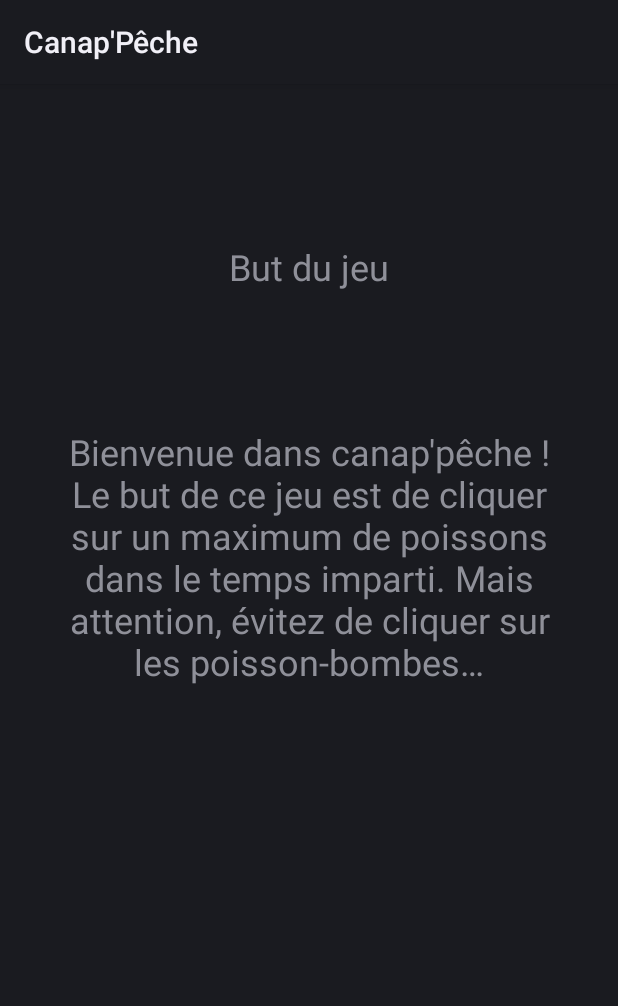
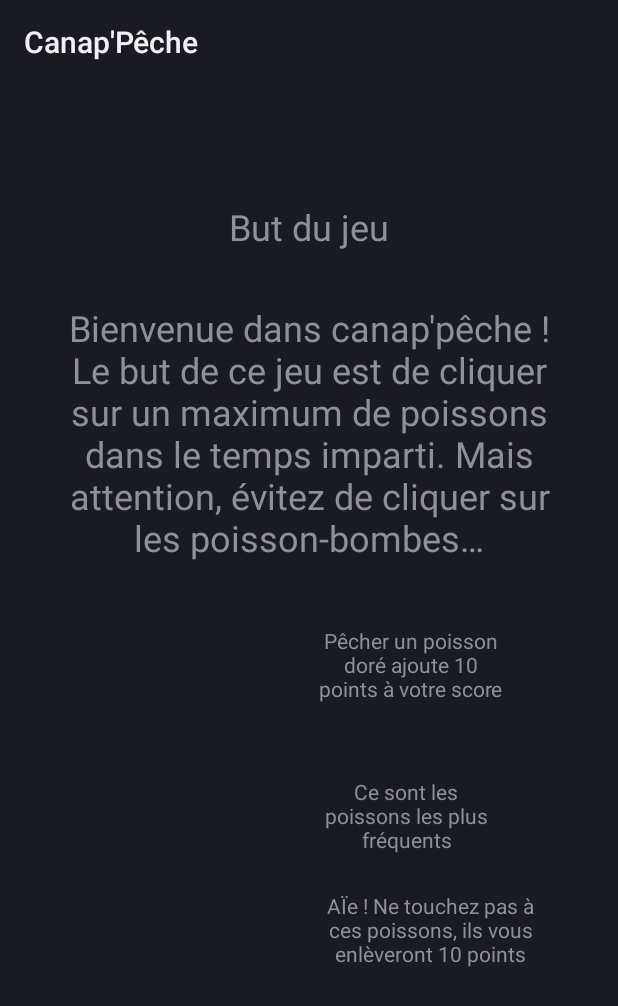
Before and after one commit to Jaden-ccht/app_Android, an Android app: the layout rules.xml on its own in the app's theme, with its tools: preview values and no code run, on a phone screen of 412 x 824 dp. Shown: the top 1006 px of the screen. Run offline under Robolectric (Android 15) with nearby library versions, the phone set to English and light mode, and no system bars.

Commit message:
[CODE] Modifications de l'activity Rules

```diff
--- a/code/app/src/main/java/com/example/myapplication/CustomViewJeu.java
+++ b/code/app/src/main/java/com/example/myapplication/CustomViewJeu.java
@@ -29,13 +29,15 @@ public class CustomViewJeu extends View {
     protected void onDraw(Canvas canvas) {
         super.onDraw(canvas);
         Rect imageBounds = canvas.getClipBounds();
-        Rect fishSize = new Rect(800,650,950,800);
 
         mCustomImage.setBounds(imageBounds);
         mCustomImage.draw(canvas);
 
-        fish.setBounds(fishSize);
-
+        fish.setBounds(createBoundsXY(640,150, 150));
         fish.draw(canvas);
     }
+
+    private Rect createBoundsXY(int x, int y, int fishSize) {
+        return new Rect(x, y, x+ fishSize, y+fishSize);
+    }
 }
--- a/code/app/src/main/res/layout/home.xml
+++ b/code/app/src/main/res/layout/home.xml
@@ -43,10 +43,10 @@
         app:backgroundTint="@color/teal_700"
         app:layout_constraintBottom_toBottomOf="parent"
         app:layout_constraintEnd_toStartOf="@+id/button3"
-        app:layout_constraintHorizontal_bias="0.435"
+        app:layout_constraintHorizontal_bias="0.306"
         app:layout_constraintStart_toStartOf="parent"
         app:layout_constraintTop_toTopOf="parent"
-        app:layout_constraintVertical_bias="0.913" />
+        app:layout_constraintVertical_bias="0.914" />
 
     <Button
         android:id="@+id/button3"
--- a/code/app/src/main/res/layout/rules.xml
+++ b/code/app/src/main/res/layout/rules.xml
@@ -15,18 +15,80 @@
         app:layout_constraintEnd_toEndOf="parent"
         app:layout_constraintStart_toStartOf="parent"
         app:layout_constraintTop_toTopOf="parent"
-        app:layout_constraintVertical_bias="0.143" />
+        app:layout_constraintVertical_bias="0.107" />
 
     <TextView
         android:id="@+id/textView5"
         android:layout_width="329dp"
         android:layout_height="179dp"
+        android:gravity="center"
         android:text="@string/strTuto"
         android:textSize="24sp"
-        android:gravity="center"
         app:layout_constraintBottom_toBottomOf="parent"
         app:layout_constraintEnd_toEndOf="parent"
         app:layout_constraintStart_toStartOf="parent"
         app:layout_constraintTop_toBottomOf="@+id/textView3"
-        app:layout_constraintVertical_bias="0.194" />
+        app:layout_constraintVertical_bias="0.065" />
+
+    <ScrollView
+        android:layout_width="0dp"
+        android:layout_height="0dp"
+        app:layout_constraintBottom_toBottomOf="parent"
+        app:layout_constraintEnd_toEndOf="parent"
+        app:layout_constraintHorizontal_bias="0.0"
+        app:layout_constraintStart_toStartOf="parent"
+        app:layout_constraintTop_toBottomOf="@+id/textView5"
+        app:layout_constraintVertical_bias="0.0">
+
+        <androidx.constraintlayout.widget.ConstraintLayout
+            android:layout_width="match_parent"
+            android:layout_height="match_parent">
+
+            <TextView
+                android:id="@+id/textView7"
+                android:layout_width="126dp"
+                android:layout_height="74dp"
+                android:gravity="center"
+                android:paddingTop="10dp"
+                android:paddingBottom="10dp"
+                android:text="@string/gold_fish_rule"
+                app:layout_constraintBottom_toBottomOf="parent"
+                app:layout_constraintEnd_toEndOf="parent"
+                app:layout_constraintHorizontal_bias="0.736"
+                app:layout_constraintStart_toStartOf="parent"
+                app:layout_constraintTop_toTopOf="parent"
+                app:layout_constraintVertical_bias="0.135" />
+
+            <TextView
+                android:id="@+id/textView6"
+                android:layout_width="120dp"
+                android:layout_height="72dp"
+                android:gravity="center"
+                android:paddingTop="10dp"
+                android:paddingBottom="10dp"
+                android:text="@string/fish_rule"
+                app:layout_constraintBottom_toBottomOf="parent"
+                app:layout_constraintEnd_toEndOf="parent"
+                app:layout_constraintHorizontal_bias="0.721"
+                app:layout_constraintStart_toStartOf="parent"
+                app:layout_constraintTop_toBottomOf="@+id/textView7"
+                app:layout_constraintVertical_bias="0.259" />
+
+            <TextView
+                android:id="@+id/textView8"
+                android:layout_width="153dp"
+                android:layout_height="80dp"
+                android:gravity="center"
+                android:paddingTop="10dp"
+                android:paddingBottom="10dp"
+                android:text="@string/bomb_fish_rule"
+                app:layout_constraintBottom_toBottomOf="parent"
+                app:layout_constraintEnd_toEndOf="parent"
+                app:layout_constraintHorizontal_bias="0.813"
+                app:layout_constraintStart_toStartOf="parent"
+                app:layout_constraintTop_toBottomOf="@+id/textView6"
+                app:layout_constraintVertical_bias="1.0" />
+        </androidx.constraintlayout.widget.ConstraintLayout>
+    </ScrollView>
+
 </androidx.constraintlayout.widget.ConstraintLayout>
--- a/code/app/src/main/res/values/strings.xml
+++ b/code/app/src/main/res/values/strings.xml
@@ -12,4 +12,10 @@
     <string name="rules">But du jeu</string>
     <string name="title">Canap\'Pêche</string>
     <string name="name">Pseudo</string>
+    <string name="gold_fish">Gold Fish</string>
+    <string name="gold_fish_rule">Pêcher un poisson doré ajoute 10 points à votre score</string>
+    <string name="bomb_fish">Bomb Fish</string>
+    <string name="bomb_fish_rule">AÏe ! Ne touchez pas à ces poissons, ils vous enlèveront 10 points</string>>
+    <string name="fish">Fish</string>
+    <string name="fish_rule">Ce sont les poissons les plus fréquents</string>
 </resources>
```
